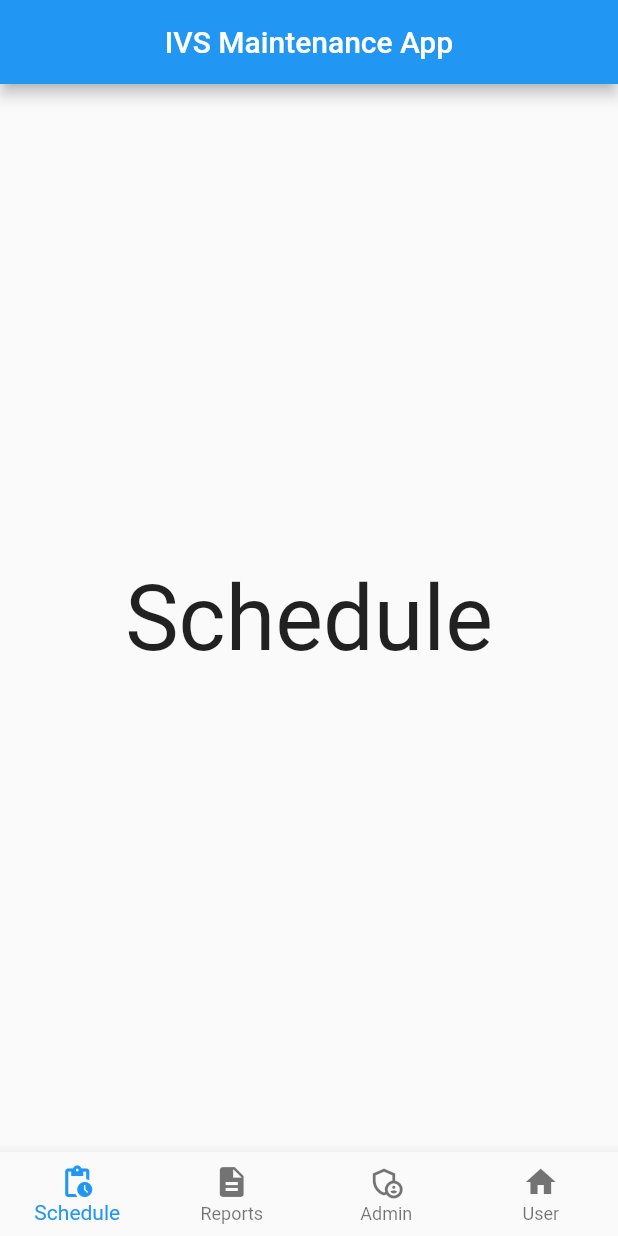
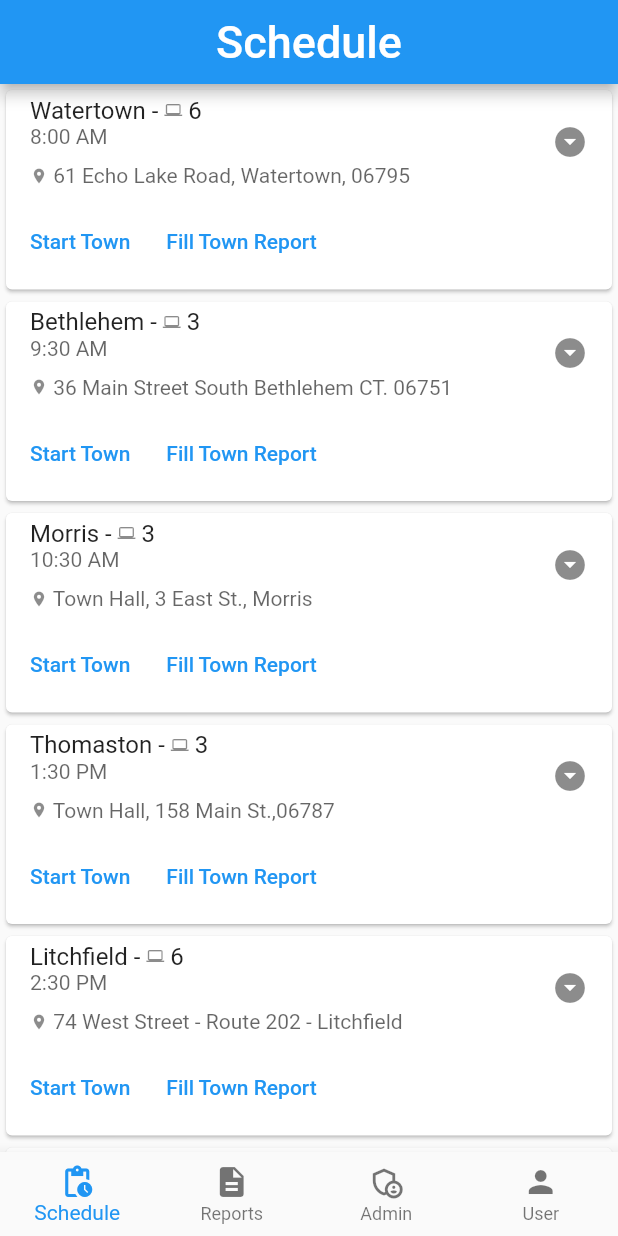
Before and after one commit to kevinle108/FlutterMaintenanceApp, a Flutter app: the screen it shows after launch, on a phone screen of 412 x 824 dp. Run offline on Flutter 3.47's test engine with Material 2 defaults, Android fonts, the phone set to English and light mode, and no system bars.

Commit message:
town cards builder

```diff
--- /dev/null
+++ b/lib/models/town.dart
@@ -0,0 +1,10 @@
+class Town {
+  String name;
+  String time;
+  String address;
+  int numSystems;
+
+
+  Town({required this.name, required this.time, required this.address, required this.numSystems});
+
+}
--- a/lib/widgets/home.dart
+++ b/lib/widgets/home.dart
@@ -21,12 +21,7 @@ class _HomeState extends State<Home> {
   @override
   Widget build(BuildContext context) {
     return Scaffold(
-      appBar: AppBar(
-        title: Center(
-            child: Text(
-          'IVS Maintenance App',
-        )),
-      ),
+
       body: IndexedStack(
         index: selectedIndex,
         children: screens,
@@ -49,7 +44,7 @@ class _HomeState extends State<Home> {
             icon: Icon(Icons.admin_panel_settings_outlined),
             label: 'Admin',
           ),
-          BottomNavigationBarItem(icon: Icon(Icons.home), label: 'User'),
+          BottomNavigationBarItem(icon: Icon(Icons.person), label: 'User'),
         ],
       ),
     );
--- a/lib/widgets/schedule_screen.dart
+++ b/lib/widgets/schedule_screen.dart
@@ -1,14 +1,36 @@
+import 'package:flutter/cupertino.dart';
 import 'package:flutter/material.dart';
+import 'package:ivs_maintenance/models/town.dart';
+import 'package:ivs_maintenance/widgets/town_card.dart';
 
 class ScheduleScreen extends StatelessWidget {
+  static final double radius = 20;
+  List<Town> towns = [
+    Town(name: 'Watertown', numSystems: 6, time: '8:00 AM', address: '61 Echo Lake Road, Watertown, 06795'),
+    Town(name: 'Bethlehem', numSystems: 3, time: '9:30 AM', address: '36 Main Street South Bethlehem CT. 06751'),
+    Town(name: 'Morris', numSystems: 3, time: '10:30 AM', address: 'Town Hall, 3 East St., Morris'),
+    Town(name: 'Thomaston', numSystems: 3, time: '1:30 PM', address: 'Town Hall, 158 Main St.,06787'),
+    Town(name: 'Litchfield', numSystems: 6, time: '2:30 PM', address: '74 West Street - Route 202 - Litchfield'),
+    Town(name: 'Harwinton', numSystems: 4, time: '4:00 PM', address: '100 Bently Dr., Harwinton'),
+
+  ];
 
   @override
   Widget build(BuildContext context) {
-    return Center(
-      child: Text(
-        'Schedule',
-        style: TextStyle(fontSize: 60),
+    return Scaffold(
+      appBar: AppBar(
+        title: Center(
+            child: Text(
+              'Schedule',
+              style: TextStyle(fontSize: 30),
+            )),
       ),
+      body: ListView.builder(
+        itemCount: towns.length,
+        itemBuilder: (context, index) {
+          return TownCard(towns[index]);
+        },
+      )
     );
   }
 }
--- /dev/null
+++ b/lib/widgets/town_card.dart
@@ -0,0 +1,64 @@
+import 'package:flutter/material.dart';
+import 'package:ivs_maintenance/models/town.dart';
+
+class TownCard extends StatelessWidget {
+  Town town;
+  TownCard(this.town);
+
+  @override
+  Widget build(BuildContext context) {
+    return Card(
+      clipBehavior: Clip.antiAlias,
+      child: Column(
+        children: [
+          ListTile(
+            trailing: Icon(Icons.arrow_drop_down_circle),
+            title: Row(
+              children: [
+                Text('${town.name} - '),
+                Icon(Icons.laptop, size: 12,),
+                Text(' ${town.numSystems}'),
+              ],
+            ),
+            subtitle: Column(
+              crossAxisAlignment: CrossAxisAlignment.start,
+              children: [
+                Text(
+                  '${town.time}',
+                  style: TextStyle(color: Colors.black.withOpacity(0.6)),
+                ),
+                SizedBox(height: 10,),
+                Row(
+                  children: [
+                    Icon(Icons.location_on, size: 12,),
+                    SelectableText(
+                      ' ${town.address}',
+                      style: TextStyle(color: Colors.black.withOpacity(0.6)),
+                    ),
+                  ],
+                ),
+              ],
+            ),
+          ),
+          ButtonBar(
+            alignment: MainAxisAlignment.start,
+            children: [
+              TextButton(
+                onPressed: () {
+                  // Perform some action
+                },
+                child: const Text('Start Town'),
+              ),
+              TextButton(
+                onPressed: () {
+                  // Perform some action
+                },
+                child: const Text('Fill Town Report'),
+              ),
+            ],
+          ),
+        ],
+      ),
+    );
+  }
+}
```
Also changed, not shown: lib/widgets/admin_screen.dart (+13 -4 lines), lib/widgets/report_screen.dart (+21 -7 lines), lib/widgets/user_account_screen.dart (+15 -5 lines).
